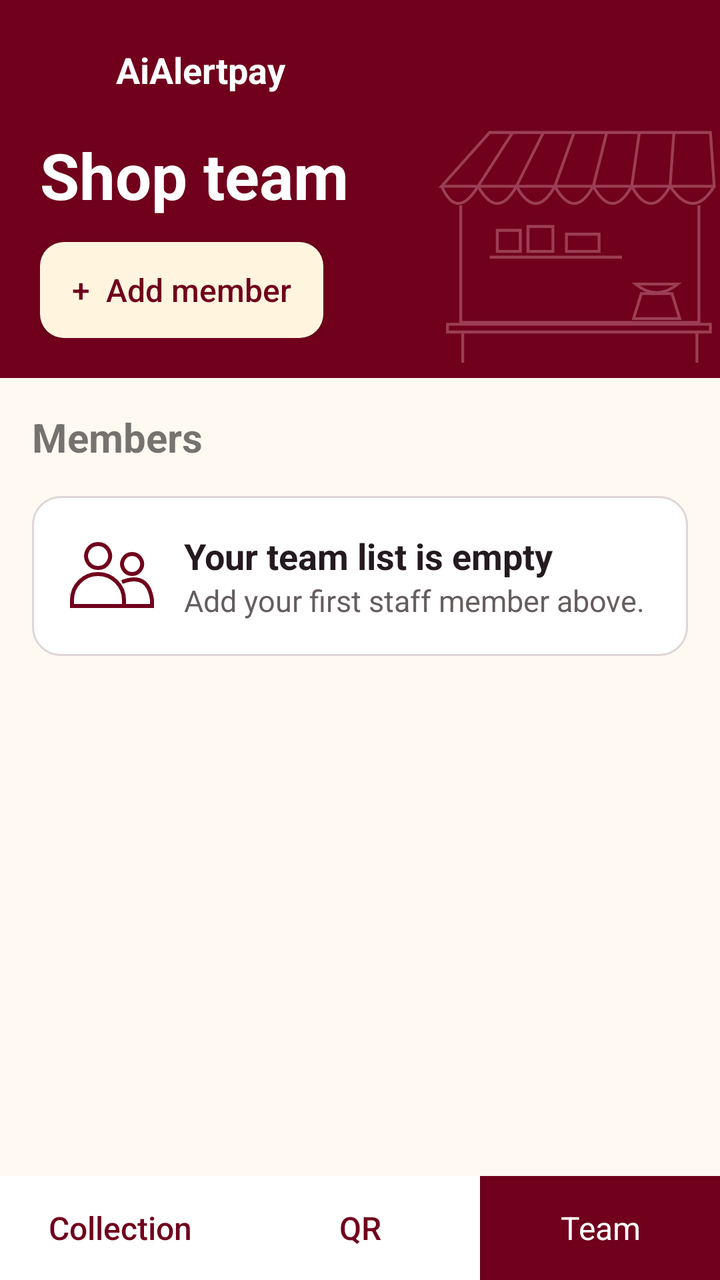
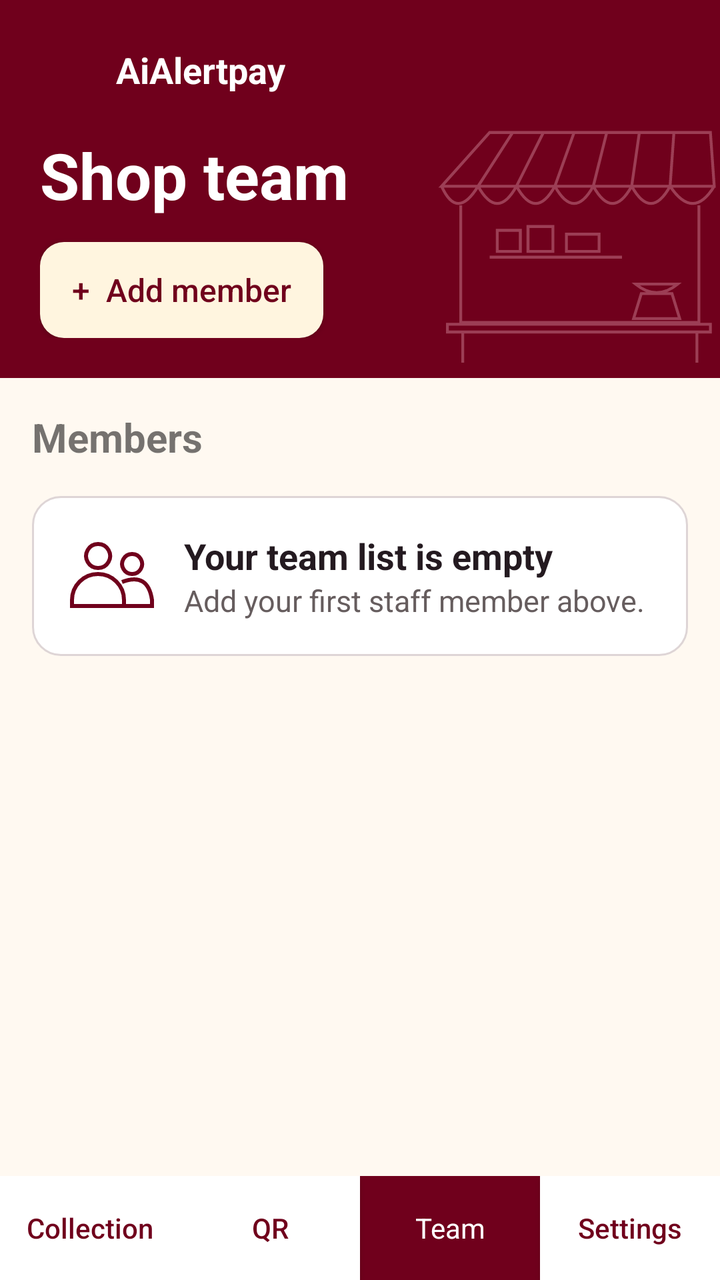

Two renders of the same Android screen: before a commit and after it. Below are the layout's source before the change and the commit's diff.
<!-- AndroidManifest.xml: application theme android:Theme.Material.Light.NoActionBar -->
<!-- res/layout/team.xml -->
<LinearLayout xmlns:android="http://schemas.android.com/apk/res/android" android:layout_width="match_parent" android:layout_height="match_parent" android:fitsSystemWindows="true" android:orientation="vertical" android:background="#FFF9F1">
    <FrameLayout android:layout_width="match_parent" android:layout_height="wrap_content" android:background="#70001C">
        <ImageView android:layout_width="144dp" android:layout_height="140dp" android:layout_gravity="end|bottom" android:src="@drawable/team_store" android:importantForAccessibility="no"/>
        <LinearLayout android:layout_width="match_parent" android:layout_height="wrap_content" android:padding="20dp" android:orientation="vertical">
            <LinearLayout android:layout_width="match_parent" android:layout_height="wrap_content" android:gravity="center_vertical">
                <ImageView android:layout_width="30dp" android:layout_height="30dp" android:src="@mipmap/ic_launcher" android:importantForAccessibility="no"/>
                <TextView android:layout_width="wrap_content" android:layout_height="wrap_content" android:layout_marginStart="8dp" android:text="AiAlertpay" android:textColor="#FFFFFF" android:textSize="18sp" android:textStyle="bold"/>
            </LinearLayout>
            <TextView android:layout_width="wrap_content" android:layout_height="wrap_content" android:layout_marginTop="16dp" android:text="Shop team" android:textSize="32sp" android:textColor="#FFFFFF" android:textStyle="bold"/>
            <Button android:id="@+id/add_member" android:layout_width="wrap_content" android:layout_height="wrap_content" android:minHeight="48dp" android:layout_marginTop="12dp" android:paddingHorizontal="16dp" android:text="+  Add member" android:textAllCaps="false" android:textSize="16sp" android:textColor="#70001C" android:background="@drawable/team_action"/>
        </LinearLayout>
    </FrameLayout>
    <LinearLayout android:layout_width="match_parent" android:layout_height="wrap_content" android:padding="16dp" android:gravity="center_vertical">
        <TextView android:layout_width="0dp" android:layout_height="wrap_content" android:layout_weight="1" android:text="Members" android:textSize="20sp" android:textStyle="bold"/>
        <TextView android:id="@+id/member_count" android:layout_width="wrap_content" android:layout_height="wrap_content" android:textColor="#665D5E" android:textSize="18sp"/>
    </LinearLayout>
    <FrameLayout android:layout_width="match_parent" android:layout_height="0dp" android:layout_weight="1" android:paddingHorizontal="16dp">
        <ListView android:id="@+id/members" android:layout_width="match_parent" android:layout_height="match_parent"/>
        <LinearLayout android:id="@+id/team_empty" android:layout_width="match_parent" android:layout_height="wrap_content" android:gravity="center_vertical" android:padding="16dp" android:background="@drawable/team_panel">
            <ImageView android:layout_width="48dp" android:layout_height="48dp" android:src="@drawable/team_people" android:importantForAccessibility="no"/>
            <LinearLayout android:layout_width="match_parent" android:layout_height="wrap_content" android:paddingStart="12dp" android:orientation="vertical">
                <TextView android:layout_width="match_parent" android:layout_height="wrap_content" android:text="Your team list is empty" android:textColor="#241A20" android:textSize="18sp" android:textStyle="bold"/>
                <TextView android:layout_width="match_parent" android:layout_height="wrap_content" android:text="Add your first staff member above." android:textColor="#665D5E" android:textSize="15sp"/>
            </LinearLayout>
        </LinearLayout>
    </FrameLayout>
    <LinearLayout android:layout_width="match_parent" android:layout_height="wrap_content" android:orientation="horizontal">
        <Button android:layout_width="0dp" android:layout_height="52dp" android:layout_weight="1" android:gravity="center" android:textAllCaps="false" android:textSize="16sp" android:id="@+id/open_collection" android:text="Collection" android:textColor="#70001C" android:background="#FFFFFF"/>
        <Button android:layout_width="0dp" android:layout_height="52dp" android:layout_weight="1" android:gravity="center" android:textAllCaps="false" android:textSize="16sp" android:id="@+id/open_qr" android:text="QR" android:textColor="#70001C" android:background="#FFFFFF"/>
        <TextView android:layout_width="0dp" android:layout_height="52dp" android:layout_weight="1" android:gravity="center" android:textAllCaps="false" android:textSize="16sp" android:text="Team" android:textColor="#FFFFFF" android:background="#70001C"/>
    </LinearLayout>
</LinearLayout>
<!-- resources referenced by this layout -->
<resources>
  <!-- drawable team_action (drawable) -->
  <shape xmlns:android="http://schemas.android.com/apk/res/android"><solid android:color="#FFF5DF"/><corners android:radius="12dp"/></shape>
  <!-- drawable team_panel (drawable) -->
  <shape xmlns:android="http://schemas.android.com/apk/res/android"><solid android:color="#FFFFFF"/><corners android:radius="14dp"/><stroke android:width="1dp" android:color="#DED5D6"/></shape>
  <!-- drawable team_people (drawable) -->
  <vector xmlns:android="http://schemas.android.com/apk/res/android" android:width="48dp" android:height="48dp" android:viewportWidth="48" android:viewportHeight="48"><path android:fillColor="#00000000" android:strokeColor="#70001C" android:strokeWidth="2" android:pathData="M17,8a6,6 0,1 0,0.1 0z M34,13a5,5 0,1 0,0.1 0z M4,39v-3a13,13 0,0 1,26 0v3z M29,27q13,-5 15,9v3h-14"/></vector>
  <!-- drawable team_store (drawable) -->
  <vector xmlns:android="http://schemas.android.com/apk/res/android" android:width="150dp" android:height="130dp" android:viewportWidth="150" android:viewportHeight="130"><path android:fillColor="#00000000" android:strokeColor="#57F3B6C4" android:strokeWidth="1.5" android:pathData="M5,38L30,10H145L147,38Z M5,38q8,18 19,0q10,18 20,0q10,18 20,0q10,18 20,0q10,18 20,0q10,18 20,0q12,18 23,0 M24,38l18,-28 M44,38l14,-28 M64,38l10,-28 M84,38l7,-28 M104,38l4,-28 M124,38l2,-28 M15,48v61h124V48 M8,110h137v4H8z M16,114v16 M138,114v16 M30,75h69 M34,72V61h12v11z M50,72V59h13v13z M70,72V63h17v9z M105,107l4,-13h16l4,13z M106,89q11,9 22,0z"/></vector>
  <!-- mipmap ic_launcher (mipmap-anydpi-v26) -->
  <adaptive-icon xmlns:android="http://schemas.android.com/apk/res/android">
      <background android:drawable="@color/launcher_gold"/>
      <foreground android:drawable="@drawable/launcher_bell"/>
  </adaptive-icon>
  <color name="launcher_gold">#FFBF00</color>
  <!-- drawable launcher_bell (drawable) -->
  <vector xmlns:android="http://schemas.android.com/apk/res/android"
      android:width="108dp" android:height="108dp" android:viewportWidth="108" android:viewportHeight="108">
      <group android:translateX="22" android:translateY="22">
          <path android:fillColor="#70001C" android:pathData="M29,13 A3,3 0,0 1,35 13 V15 C42,17 45,22 45,29 Q45,35 49,39 Q51,43 47,43 H17 Q13,43 15,39 Q19,35 19,29 C19,22 22,17 29,15 Z"/>
          <path android:strokeColor="#70001C" android:strokeWidth="2.4" android:strokeLineCap="round" android:pathData="M18,15 Q13,18 13,23 M14,11 Q7,15 7,23 M46,15 Q51,18 51,23 M50,11 Q57,15 57,23"/>
          <path android:fillColor="#FFBF00" android:strokeColor="#70001C" android:strokeWidth="2" android:pathData="M32,36 A9,9 0,1 1,32 54 A9,9 0,1 1,32 36 Z"/>
          <path android:strokeColor="#70001C" android:strokeWidth="1.7" android:strokeLineCap="round" android:strokeLineJoin="round" android:pathData="M28,40 H36 M28,43 H36 M30,40 C35,40 35,46 28,46 L34,51"/>
      </group>
  </vector>
</resources>

<!-- the commit's change to res/layout/team.xml (unified diff, before → after) -->
@@ -25,8 +25,9 @@
         </LinearLayout>
     </FrameLayout>
     <LinearLayout android:layout_width="match_parent" android:layout_height="wrap_content" android:orientation="horizontal">
-        <Button android:layout_width="0dp" android:layout_height="52dp" android:layout_weight="1" android:gravity="center" android:textAllCaps="false" android:textSize="16sp" android:id="@+id/open_collection" android:text="Collection" android:textColor="#70001C" android:background="#FFFFFF"/>
-        <Button android:layout_width="0dp" android:layout_height="52dp" android:layout_weight="1" android:gravity="center" android:textAllCaps="false" android:textSize="16sp" android:id="@+id/open_qr" android:text="QR" android:textColor="#70001C" android:background="#FFFFFF"/>
-        <TextView android:layout_width="0dp" android:layout_height="52dp" android:layout_weight="1" android:gravity="center" android:textAllCaps="false" android:textSize="16sp" android:text="Team" android:textColor="#FFFFFF" android:background="#70001C"/>
+        <Button android:layout_width="0dp" android:layout_height="52dp" android:layout_weight="1" android:gravity="center" android:textAllCaps="false" android:minWidth="0dp" android:paddingHorizontal="1dp" android:textSize="14sp" android:id="@+id/open_collection" android:text="Collection" android:textColor="#70001C" android:background="#FFFFFF"/>
+        <Button android:layout_width="0dp" android:layout_height="52dp" android:layout_weight="1" android:gravity="center" android:textAllCaps="false" android:minWidth="0dp" android:paddingHorizontal="1dp" android:textSize="14sp" android:id="@+id/open_qr" android:text="QR" android:textColor="#70001C" android:background="#FFFFFF"/>
+        <TextView android:layout_width="0dp" android:layout_height="52dp" android:layout_weight="1" android:gravity="center" android:textAllCaps="false" android:minWidth="0dp" android:paddingHorizontal="1dp" android:textSize="14sp" android:text="Team" android:textColor="#FFFFFF" android:background="#70001C"/>
+    <Button android:layout_width="0dp" android:layout_height="52dp" android:layout_weight="1" android:minWidth="0dp" android:paddingHorizontal="1dp" android:gravity="center" android:textAllCaps="false" android:textSize="14sp" android:id="@+id/open_settings" android:text="Settings" android:textColor="#70001C" android:background="#FFFFFF"/>
     </LinearLayout>
 </LinearLayout>
